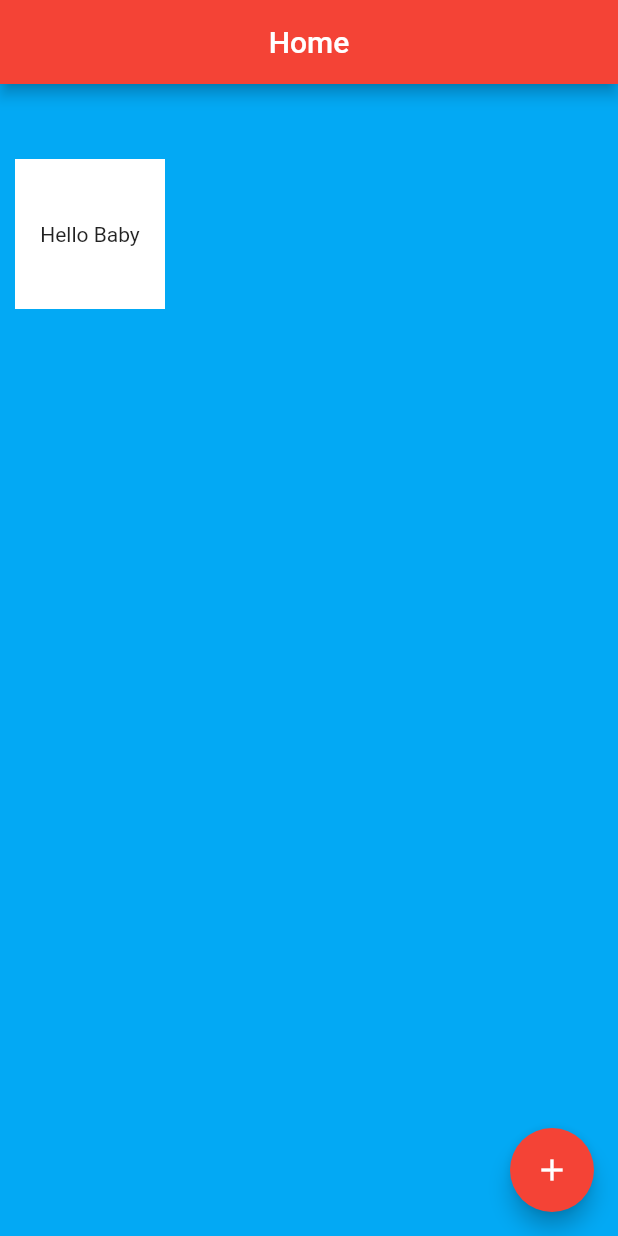
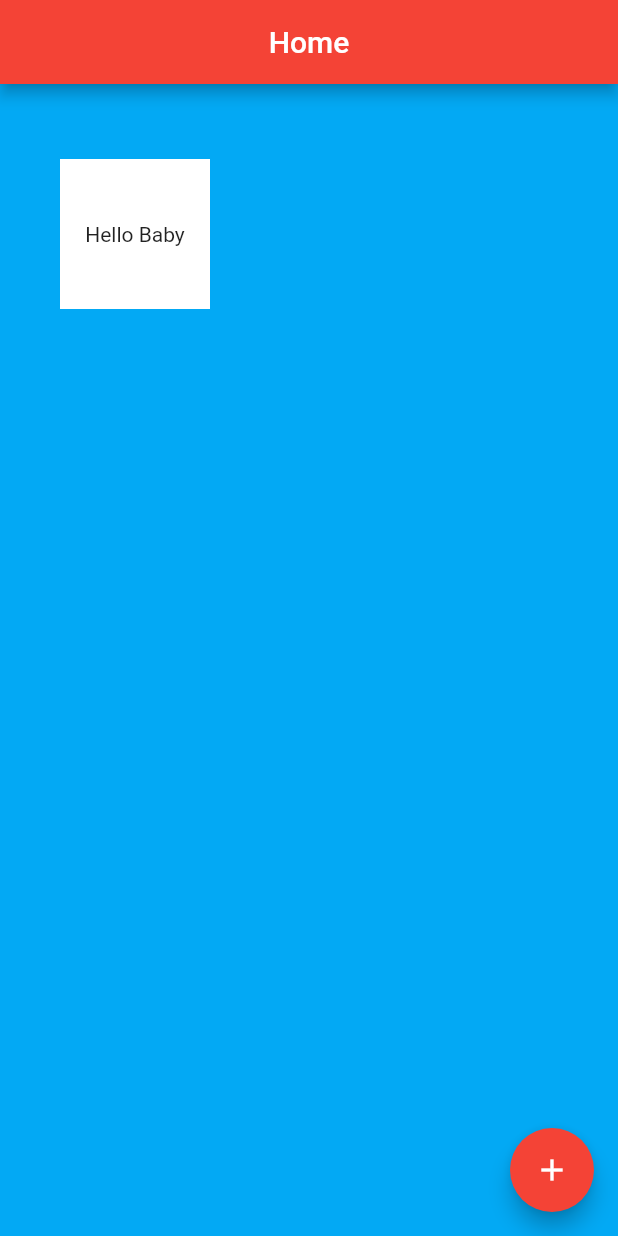
Before and after one commit to mrmezan06/Flutter-All, a Flutter app: the screen it shows after launch, on a phone screen of 412 x 824 dp. Run offline on Flutter 3.47's test engine with Material 2 defaults, Android fonts, the phone set to English and light mode, and no system bars.

Commit message:
margin symmetric previous and now margin only

```diff
--- a/lib/main.dart
+++ b/lib/main.dart
@@ -18,7 +18,7 @@ class MyApp extends StatelessWidget {
           child: Container(
             height: 100,
             width: 100,
-          margin: EdgeInsets.symmetric(vertical: 50,horizontal: 10),
+          margin: EdgeInsets.only(left: 40,top: 50,right: 10,bottom: 0),
           alignment: Alignment.center,
           color: Colors.white,
             child: Text("Hello Baby"),
```
